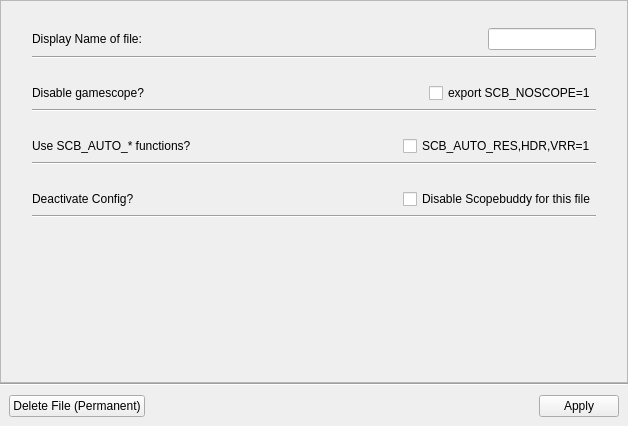
Old version of the form src/general_settings.ui in the repository rfrench3/scopebuddy-gui.
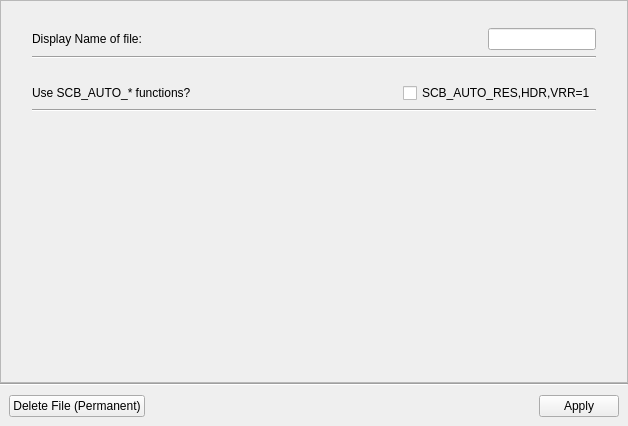
New version of the form.

Commit message: slightly reduce scope of available settings

What changed in the file:
```diff
--- a/src/general_settings.ui
+++ b/src/general_settings.ui
@@ -139,75 +139,6 @@
               </layout>
              </widget>
             </item>
-            <item>
-             <widget class="QWidget" name="widget6_fullscreen_3" native="true">
-              <property name="sizePolicy">
-               <sizepolicy hsizetype="Preferred" vsizetype="Maximum">
-                <horstretch>0</horstretch>
-                <verstretch>0</verstretch>
-               </sizepolicy>
-              </property>
-              <property name="toolTip">
-               <string>&lt;html&gt;&lt;head/&gt;&lt;body&gt;&lt;p&gt;Selecting this means that the desktop you are using will directly render games, instead of rendering gamescope. This disables gamescope's many features, but may resolve any gamescope-related issues while still allowing you to set Environment Variables with Scopebuddy.&lt;/p&gt;&lt;/body&gt;&lt;/html&gt;</string>
-              </property>
-              <layout class="QVBoxLayout" name="verticalLayout_30">
-               <item>
-                <widget class="QWidget" name="widget_36" native="true">
-                 <property name="sizePolicy">
-                  <sizepolicy hsizetype="Preferred" vsizetype="Minimum">
-                   <horstretch>0</horstretch>
-                   <verstretch>0</verstretch>
-                  </sizepolicy>
-                 </property>
-                 <layout class="QHBoxLayout" name="horizontalLayout_25" stretch="0,0">
-                  <property name="spacing">
-                   <number>0</number>
-                  </property>
-                  <property name="leftMargin">
-                   <number>0</number>
-                  </property>
-                  <property name="topMargin">
-                   <number>0</number>
-                  </property>
-                  <property name="rightMargin">
-                   <number>0</number>
-                  </property>
-                  <property name="bottomMargin">
-                   <number>0</number>
-                  </property>
-                  <item>
-                   <widget class="QLabel" name="label_24">
-                    <property name="text">
-                     <string>Disable gamescope?</string>
-                    </property>
-                   </widget>
-                  </item>
-                  <item>
-                   <widget class="QCheckBox" name="scb_noscope">
-                    <property name="sizePolicy">
-                     <sizepolicy hsizetype="Maximum" vsizetype="Maximum">
-                      <horstretch>0</horstretch>
-                      <verstretch>0</verstretch>
-                     </sizepolicy>
-                    </property>
-                    <property name="text">
-                     <string>export SCB_NOSCOPE=1</string>
-                    </property>
-                   </widget>
-                  </item>
-                 </layout>
-                </widget>
-               </item>
-               <item>
-                <widget class="Line" name="line_25">
-                 <property name="orientation">
-                  <enum>Qt::Orientation::Horizontal</enum>
-                 </property>
-                </widget>
-               </item>
-              </layout>
-             </widget>
-            </item>
             <item>
              <widget class="QWidget" name="widget6_fullscreen_4" native="true">
               <property name="sizePolicy">
@@ -280,78 +211,6 @@
               </layout>
              </widget>
             </item>
-            <item>
-             <widget class="QWidget" name="widget6_fullscreen_5" native="true">
-              <property name="sizePolicy">
-               <sizepolicy hsizetype="Preferred" vsizetype="Maximum">
-                <horstretch>0</horstretch>
-                <verstretch>0</verstretch>
-               </sizepolicy>
-              </property>
-              <property name="toolTip">
-               <string>&lt;html&gt;&lt;head/&gt;&lt;body&gt;&lt;p&gt;Helpful for disabling all features of Scopebuddy while still storing the config for future use.&lt;/p&gt;&lt;/body&gt;&lt;/html&gt;</string>
-              </property>
-              <layout class="QVBoxLayout" name="verticalLayout_32">
-               <property name="spacing">
-                <number>6</number>
-               </property>
-               <item>
-                <widget class="QWidget" name="widget_38" native="true">
-                 <property name="sizePolicy">
-                  <sizepolicy hsizetype="Preferred" vsizetype="Minimum">
-                   <horstretch>0</horstretch>
-                   <verstretch>0</verstretch>
-                  </sizepolicy>
-                 </property>
-                 <layout class="QHBoxLayout" name="horizontalLayout_27" stretch="0,0">
-                  <property name="spacing">
-                   <number>6</number>
-                  </property>
-                  <property name="leftMargin">
-                   <number>0</number>
-                  </property>
-                  <property name="topMargin">
-                   <number>0</number>
-                  </property>
-                  <property name="rightMargin">
-                   <number>0</number>
-                  </property>
-                  <property name="bottomMargin">
-                   <number>0</number>
-                  </property>
-                  <item>
-                   <widget class="QLabel" name="label_12">
-                    <property name="text">
-                     <string>Deactivate Config?</string>
-                    </property>
-                   </widget>
-                  </item>
-                  <item>
-                   <widget class="QCheckBox" name="deactivate_file">
-                    <property name="sizePolicy">
-                     <sizepolicy hsizetype="Maximum" vsizetype="Maximum">
-                      <horstretch>0</horstretch>
-                      <verstretch>0</verstretch>
-                     </sizepolicy>
-                    </property>
-                    <property name="text">
-                     <string>Disable Scopebuddy for this file</string>
-                    </property>
-                   </widget>
-                  </item>
-                 </layout>
-                </widget>
-               </item>
-               <item>
-                <widget class="Line" name="line_27">
-                 <property name="orientation">
-                  <enum>Qt::Orientation::Horizontal</enum>
-                 </property>
-                </widget>
-               </item>
-              </layout>
-             </widget>
-            </item>
             <item>
              <spacer name="verticalSpacer">
               <property name="orientation">
```
The commit also changes 2 other files.
